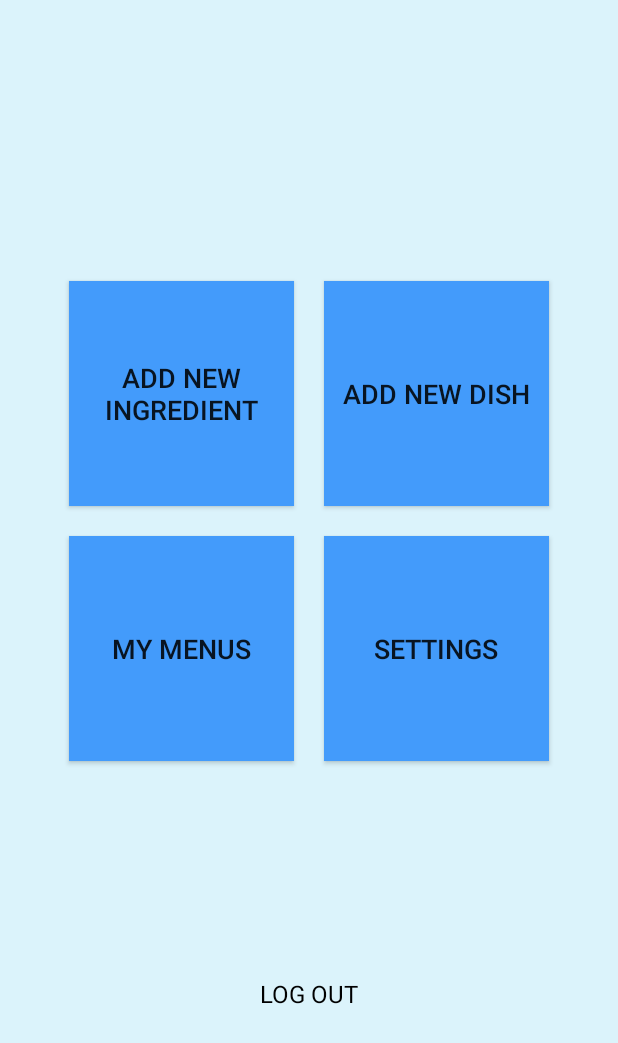
After one commit to yuvalkit/FitastyClient, an Android app: the MainMenuActivity screen opened directly, with no data from a screen before it, on a phone screen of 412 x 824 dp. The commit adds this screen. Shown: the top 1043 px of the screen. Run offline under Robolectric (Android 15) with nearby library versions, the phone set to English and light mode, and no system bars.

Commit message:
started main menu design

```diff
--- a/app/src/main/AndroidManifest.xml
+++ b/app/src/main/AndroidManifest.xml
@@ -9,13 +9,14 @@
         android:roundIcon="@mipmap/ic_launcher_round"
         android:supportsRtl="true"
         android:theme="@style/AppTheme">
-        <activity android:name=".MainActivity">
+        <activity android:name=".LoginScreenActivity">
             <intent-filter>
                 <action android:name="android.intent.action.MAIN" />
-
                 <category android:name="android.intent.category.LAUNCHER" />
             </intent-filter>
         </activity>
+        <activity android:name=".MainMenuActivity"
+            android:theme="@style/AppTheme"/>
     </application>
 
 </manifest>
--- a/app/src/main/java/com/fitastyclient/MainActivity.java
+++ b/app/src/main/java/com/fitastyclient/LoginScreenActivity.java
@@ -1,11 +1,13 @@
 package com.fitastyclient;
 
 import androidx.appcompat.app.AppCompatActivity;
+
+import android.content.Intent;
 import android.os.Bundle;
 import android.view.View;
 import android.widget.EditText;
 
-public class MainActivity extends AppCompatActivity {
+public class LoginScreenActivity extends AppCompatActivity {
 
     private View.OnClickListener loginButtonClick = new View.OnClickListener() {
         public void onClick(View v) {
@@ -25,7 +27,7 @@ public class MainActivity extends AppCompatActivity {
 
     private void tryToLogin(String username, String password) {
         if (checkIfValidUser(username, password)) {
-            Utils.log("login succeeded");
+            startActivity(new Intent(LoginScreenActivity.this, MainMenuActivity.class));
         } else {
             Utils.log("login failed");
         }
@@ -43,9 +45,8 @@ public class MainActivity extends AppCompatActivity {
     @Override
     protected void onCreate(Bundle savedInstanceState) {
         super.onCreate(savedInstanceState);
-        setContentView(R.layout.activity_main);
+        setContentView(R.layout.login_screen);
         setComponents();
-
     }
 
 }
--- /dev/null
+++ b/app/src/main/java/com/fitastyclient/MainMenuActivity.java
@@ -0,0 +1,29 @@
+package com.fitastyclient;
+
+import android.content.Intent;
+import android.os.Bundle;
+import android.util.Log;
+import android.view.View;
+import android.widget.EditText;
+
+import androidx.appcompat.app.AppCompatActivity;
+
+public class MainMenuActivity extends AppCompatActivity {
+
+    private View.OnClickListener logOutButtonClick = new View.OnClickListener() {
+        public void onClick(View v) {
+            finish();
+        }
+    };
+
+    private void setComponents() {
+        findViewById(R.id.logOutButton).setOnClickListener(this.logOutButtonClick);
+    }
+
+    @Override
+    protected void onCreate(Bundle savedInstanceState) {
+        super.onCreate(savedInstanceState);
+        setContentView(R.layout.main_menu);
+        setComponents();
+    }
+}
--- a/app/src/main/res/layout/activity_main.xml
+++ b/app/src/main/res/layout/login_screen.xml
@@ -5,7 +5,7 @@
     android:layout_width="match_parent"
     android:layout_height="match_parent"
     android:background="@color/backgroundColor"
-    tools:context=".MainActivity">
+    tools:context=".LoginScreenActivity">
 
     <TextView
         android:id="@+id/passwordText"
@@ -41,7 +41,7 @@
         android:layout_width="84dp"
         android:layout_height="39dp"
         android:layout_marginTop="200dp"
-        android:background="@color/loginButtonColor"
+        android:background="@color/buttonColor"
         android:text="@string/login_text"
         android:textColor="@android:color/black"
         app:layout_constraintBottom_toBottomOf="parent"
--- a/app/src/main/res/layout/main_menu.xml
+++ b/app/src/main/res/layout/main_menu.xml
@@ -1,6 +1,86 @@
 <?xml version="1.0" encoding="utf-8"?>
 <androidx.constraintlayout.widget.ConstraintLayout
-    xmlns:android="http://schemas.android.com/apk/res/android" android:layout_width="match_parent"
+    xmlns:android="http://schemas.android.com/apk/res/android"
+    xmlns:app="http://schemas.android.com/apk/res-auto"
+    xmlns:tools="http://schemas.android.com/tools"
+    android:layout_width="match_parent"
+    android:background="@color/backgroundColor"
     android:layout_height="match_parent">
 
+    <androidx.constraintlayout.widget.ConstraintLayout
+        android:layout_width="match_parent"
+        android:layout_height="match_parent"
+        android:background="@color/backgroundColor">
+
+        <Button
+            android:id="@+id/newIngredientButton"
+            android:layout_width="150dp"
+            android:layout_height="150dp"
+            android:layout_marginEnd="170dp"
+            android:layout_marginBottom="300dp"
+            android:text="@string/new_ingredient_text"
+            android:background="@color/buttonColor"
+            android:textSize="18sp"
+            app:layout_constraintBottom_toBottomOf="parent"
+            app:layout_constraintEnd_toEndOf="parent"
+            app:layout_constraintStart_toStartOf="parent"
+            app:layout_constraintTop_toTopOf="parent" />
+
+        <Button
+            android:id="@+id/newDishButton"
+            android:layout_width="150dp"
+            android:layout_height="150dp"
+            android:layout_marginStart="170dp"
+            android:layout_marginBottom="300dp"
+            android:text="@string/new_dish_text"
+            android:background="@color/buttonColor"
+            android:textSize="18sp"
+            app:layout_constraintBottom_toBottomOf="parent"
+            app:layout_constraintEnd_toEndOf="parent"
+            app:layout_constraintStart_toStartOf="parent"
+            app:layout_constraintTop_toTopOf="parent" />
+
+        <Button
+            android:id="@+id/myMenusButton"
+            android:layout_width="150dp"
+            android:layout_height="150dp"
+            android:layout_marginTop="40dp"
+            android:layout_marginEnd="170dp"
+            android:text="@string/my_menus_text"
+            android:background="@color/buttonColor"
+            android:textSize="18sp"
+            app:layout_constraintBottom_toBottomOf="parent"
+            app:layout_constraintEnd_toEndOf="parent"
+            app:layout_constraintStart_toStartOf="parent"
+            app:layout_constraintTop_toTopOf="parent" />
+
+        <Button
+            android:id="@+id/settingsButton"
+            android:layout_width="150dp"
+            android:layout_height="150dp"
+            android:layout_marginStart="170dp"
+            android:layout_marginTop="40dp"
+            android:text="@string/settings_text"
+            android:background="@color/buttonColor"
+            android:textSize="18sp"
+            app:layout_constraintBottom_toBottomOf="parent"
+            app:layout_constraintEnd_toEndOf="parent"
+            app:layout_constraintStart_toStartOf="parent"
+            app:layout_constraintTop_toTopOf="parent" />
+
+        <TextView
+            android:id="@+id/logOutButton"
+            android:layout_width="wrap_content"
+            android:layout_height="wrap_content"
+            android:layout_marginTop="500dp"
+            android:text="@string/log_out_text"
+            android:textColor="@color/black"
+            android:textSize="16sp"
+            app:layout_constraintBottom_toBottomOf="parent"
+            app:layout_constraintEnd_toEndOf="parent"
+            app:layout_constraintStart_toStartOf="parent"
+            app:layout_constraintTop_toTopOf="parent" />
+
+    </androidx.constraintlayout.widget.ConstraintLayout>
+
 </androidx.constraintlayout.widget.ConstraintLayout>
--- a/app/src/main/res/values/colors.xml
+++ b/app/src/main/res/values/colors.xml
@@ -1,9 +1,10 @@
 <?xml version="1.0" encoding="utf-8"?>
 <resources>
+    <color name="black">#000000</color>
     <color name="colorPrimary">#6200EE</color>
     <color name="colorPrimaryDark">#0046BF</color>
     <color name="colorAccent">#03DAC5</color>
-    <color name="backgroundColor">#E4F8FF</color>
-    <color name="loginButtonColor">#439BFB</color>
+    <color name="backgroundColor">#DBF3FB</color>
+    <color name="buttonColor">#439BFB</color>
     <color name="newAccountButtonColor">#105097</color>
 </resources>
--- a/app/src/main/res/values/strings.xml
+++ b/app/src/main/res/values/strings.xml
@@ -2,6 +2,12 @@
     <string name="app_name">FitastyClient</string>
     <string name="username_text">Username:</string>
     <string name="password_text">Password:</string>
-    <string name="login_text">Login</string>
+    <string name="login_text">LOGIN</string>
     <string name="create_new_account_text">Create New Account</string>
+
+    <string name="new_ingredient_text">Add new ingredient</string>
+    <string name="new_dish_text">Add new dish</string>
+    <string name="my_menus_text">My menus</string>
+    <string name="settings_text">Settings</string>
+    <string name="log_out_text">LOG OUT</string>
 </resources>
```
